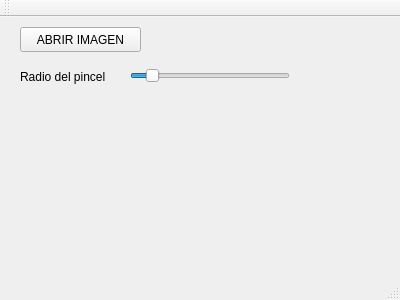
Old version of the form mainwindow.ui in the repository mgonzalezg9/OpenCV-demo.
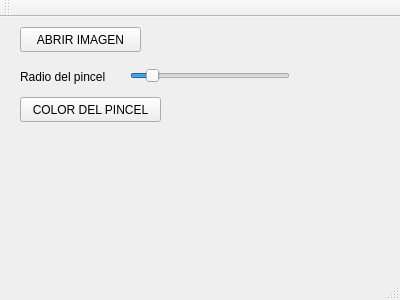
New version of the form.

Commit message: Añadida previsualización y cambio de color

```diff
--- a/mainwindow.ui
+++ b/mainwindow.ui
@@ -56,6 +56,19 @@
      <string>Radio del pincel</string>
     </property>
    </widget>
+   <widget class="QPushButton" name="pushButton_2">
+    <property name="geometry">
+     <rect>
+      <x>20</x>
+      <y>80</y>
+      <width>141</width>
+      <height>25</height>
+     </rect>
+    </property>
+    <property name="text">
+     <string>COLOR DEL PINCEL</string>
+    </property>
+   </widget>
   </widget>
   <widget class="QMenuBar" name="menuBar">
    <property name="geometry">
```
The commit also changes 2 other files.
